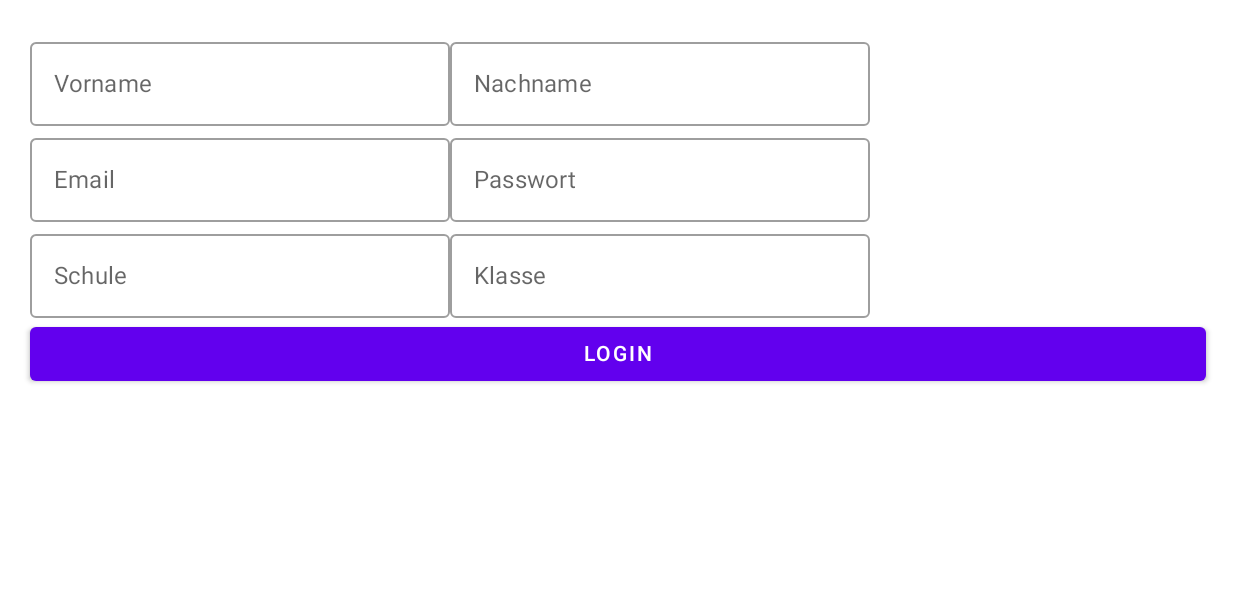
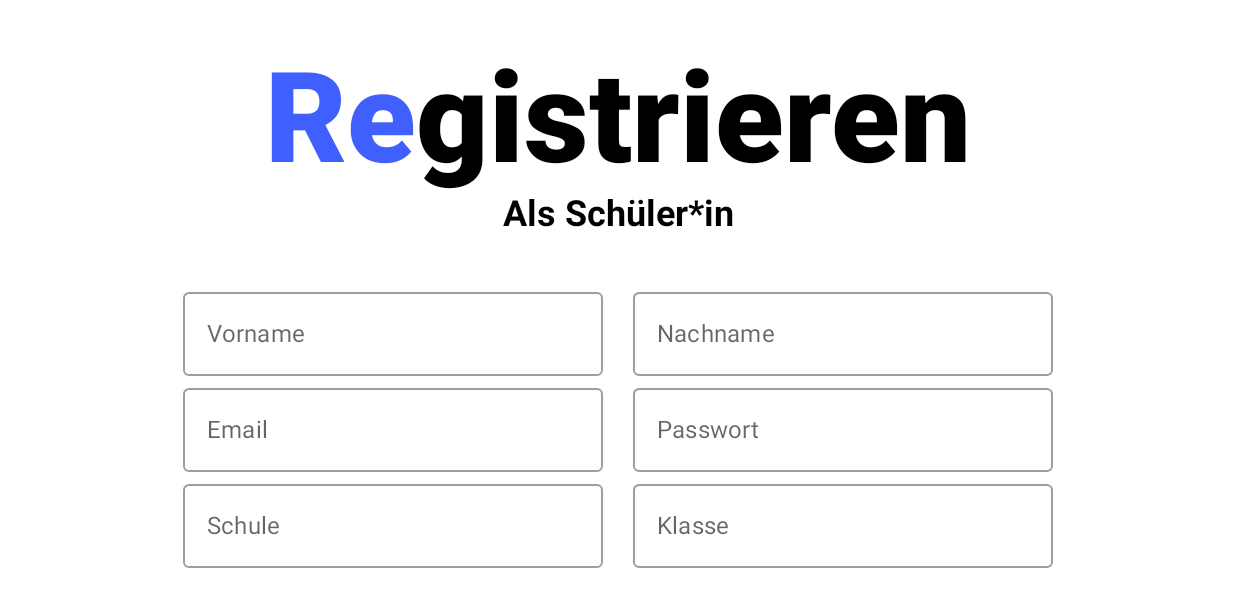
Before and after one commit to AnoukMartinez/EP_WS23_Ganz_Khamkaew_Martinez, an Android app built with Jetpack Compose: the composable StudentRegisterScreen shown on its own in the app's theme, on a phone screen of 824 x 412 dp (held sideways). Shown: the top 607 px of the screen. Run offline under Robolectric (Android 15) with nearby library versions, the phone set to English and light mode, and no system bars; libraries missing offline, so code that uses them is left out: moe.tlaster.precompose; 3 statements that could not run were skipped.

Commit message:
Added Proper Registration and Login UI
Next up: Registrierung Funktionalität = Wenn man sich neu registriert werden diese Daten dementsprechend der Liste von Schülern und Lehrern hinzugefügt.

```diff
--- a/composeApp/src/commonMain/kotlin/Views/LoginRegister/LoginView.kt
+++ b/composeApp/src/commonMain/kotlin/Views/LoginRegister/LoginView.kt
@@ -130,6 +130,7 @@ fun LoginScreen(navigator : Navigator) {
                     Text("NEU REGISTRIEREN")
                 }
             }
+
             Row {
                 if(mailNotFound && attemptedOnce) {
                     Text(text = "Die Mail oder das Passwort ist falsch.", color = Color.Red)
--- a/composeApp/src/commonMain/kotlin/Views/LoginRegister/RegisterView.kt
+++ b/composeApp/src/commonMain/kotlin/Views/LoginRegister/RegisterView.kt
@@ -1,23 +1,30 @@
 package Views.LoginRegister
 
 import androidx.compose.foundation.background
+import androidx.compose.foundation.border
 import androidx.compose.foundation.clickable
 import androidx.compose.foundation.layout.Arrangement
 import androidx.compose.foundation.layout.Box
 import androidx.compose.foundation.layout.Column
 import androidx.compose.foundation.layout.Row
+import androidx.compose.foundation.layout.Spacer
+import androidx.compose.foundation.layout.fillMaxHeight
 import androidx.compose.foundation.layout.fillMaxSize
 import androidx.compose.foundation.layout.fillMaxWidth
 import androidx.compose.foundation.layout.padding
 import androidx.compose.foundation.layout.size
+import androidx.compose.foundation.layout.width
 import androidx.compose.foundation.shape.RoundedCornerShape
 import androidx.compose.material.Button
+import androidx.compose.material.ButtonDefaults
 import androidx.compose.material.Text
+import androidx.compose.material.TextButton
 import androidx.compose.runtime.Composable
 import androidx.compose.ui.Alignment
 import androidx.compose.ui.Modifier
 import androidx.compose.ui.draw.clip
 import androidx.compose.ui.graphics.Color
+import androidx.compose.ui.text.TextStyle
 import androidx.compose.ui.text.font.FontWeight
 import androidx.compose.ui.text.style.TextAlign
 import androidx.compose.ui.unit.dp
@@ -32,18 +39,20 @@ fun RegisterChoice(navigator : Navigator) {
         contentAlignment = Alignment.Center
     ) {
         Row(
-            modifier = Modifier
-                .fillMaxWidth()
-                .padding(10.dp),
-            horizontalArrangement = Arrangement.SpaceAround
+            modifier = Modifier,
+            horizontalArrangement = Arrangement.SpaceEvenly,
+            verticalAlignment = Alignment.CenterVertically
         ) {
-            Column(
+            Column (
                 modifier = Modifier
+                    .padding(40.dp)
                     .clickable { navigator.navigate("/studentregister") }
-                    .size(300.dp, 400.dp)
                     .clip(shape = RoundedCornerShape(30.dp))
-                    .background(Color(64, 95, 255)),
-                verticalArrangement = Arrangement.Center
+                    .background(Color(64, 95, 255))
+                    .weight(0.5f)
+                    .fillMaxHeight(),
+                verticalArrangement = Arrangement.Center,
+                horizontalAlignment = Alignment.CenterHorizontally
             ) {
                 Text(
                     text = "Als Schüler*in Registrieren",
@@ -53,13 +62,17 @@ fun RegisterChoice(navigator : Navigator) {
                     textAlign = TextAlign.Center
                 )
             }
+
             Column(
                 modifier = Modifier
+                    .padding(40.dp)
                     .clickable { navigator.navigate("/teacherregister") }
-                    .size(300.dp, 400.dp)
                     .clip(shape = RoundedCornerShape(30.dp))
-                    .background(Color.LightGray),
-                verticalArrangement = Arrangement.Center
+                    .background(Color.LightGray)
+                    .weight(0.5f)
+                    .fillMaxHeight(),
+                verticalArrangement = Arrangement.Center,
+                horizontalAlignment = Alignment.CenterHorizontally
             ) {
                 Text(
                     text = "Als Lehrkraft Registrieren",
@@ -75,32 +88,73 @@ fun RegisterChoice(navigator : Navigator) {
 
 @Composable
 fun StudentRegisterScreen(navigator : Navigator) {
-    Box (
-        modifier = Modifier.fillMaxSize()
+    Column(
+        modifier = Modifier.fillMaxSize(),
+        horizontalAlignment = Alignment.CenterHorizontally,
+        verticalArrangement = Arrangement.Center
     ) {
         Column(
-            modifier = Modifier.padding(20.dp).fillMaxSize(),
+            modifier = Modifier
+                .width(580.dp),
+            verticalArrangement = Arrangement.Center,
+            horizontalAlignment = Alignment.CenterHorizontally
         ) {
-            Row(modifier = Modifier, horizontalArrangement = Arrangement.SpaceEvenly) {
+            Column(modifier = Modifier.padding(0.dp, 30.dp), horizontalAlignment = Alignment.CenterHorizontally) {
+                Row(modifier = Modifier) {
+                    Text(
+                        "Re",
+                        style = TextStyle(
+                            color = Color(64, 95, 255),
+                            fontSize = 84.sp,
+                            fontWeight = FontWeight.ExtraBold,
+                            textAlign = TextAlign.Center
+                        )
+                    )
+                    Text(
+                        "gistrieren",
+                        style = TextStyle(
+                            color = Color.Black,
+                            fontSize = 84.sp,
+                            fontWeight = FontWeight.ExtraBold,
+                            textAlign = TextAlign.Center
+                        )
+                    )
+                }
+
+                Text(text = "Als Schüler*in", fontWeight = FontWeight.Bold, fontSize = 24.sp)
+            }
+
+            Row(modifier = Modifier.fillMaxWidth(), horizontalArrangement = Arrangement.SpaceBetween) {
                 InputField("Vorname")
                 InputField("Nachname")
             }
-            Row(modifier = Modifier, horizontalArrangement = Arrangement.SpaceEvenly) {
+            Row(modifier = Modifier.fillMaxWidth(), horizontalArrangement = Arrangement.SpaceBetween) {
                 InputField("Email")
                 InputField("Passwort")
             }
-            Row(modifier = Modifier, horizontalArrangement = Arrangement.SpaceEvenly) {
+            Row(modifier = Modifier.fillMaxWidth(), horizontalArrangement = Arrangement.SpaceBetween) {
                 InputField("Schule")
                 InputField("Klasse")
             }
-            Row {
+
+            Column(modifier = Modifier.fillMaxWidth().padding(0.dp, 30.dp), horizontalAlignment = Alignment.CenterHorizontally) {
                 Button(
                     modifier = Modifier.fillMaxWidth(),
                     onClick = {
                         navigator.navigate("/studenthome")
+                    },
+                    colors = ButtonDefaults.buttonColors(Color(64, 95, 255))
+                ) {
+                    Text("REGISTRIEREN")
+                }
+
+                TextButton (
+                    modifier = Modifier.fillMaxWidth(),
+                    onClick = {
+                        navigator.navigate("/login")
                     }
                 ) {
-                    Text("LOGIN")
+                    Text("ZURÜCK ZUM LOGIN")
                 }
             }
         }
@@ -109,32 +163,74 @@ fun StudentRegisterScreen(navigator : Navigator) {
 
 @Composable
 fun TeacherRegisterScreen(navigator : Navigator) {
-    Box (
-        modifier = Modifier.fillMaxSize()
+    Column(
+        modifier = Modifier.fillMaxSize(),
+        horizontalAlignment = Alignment.CenterHorizontally,
+        verticalArrangement = Arrangement.Center
     ) {
         Column(
-            modifier = Modifier.padding(20.dp).fillMaxSize(),
+            modifier = Modifier
+                .width(580.dp),
+            verticalArrangement = Arrangement.Center,
+            horizontalAlignment = Alignment.CenterHorizontally
         ) {
-            Row(modifier = Modifier, horizontalArrangement = Arrangement.SpaceEvenly) {
+            Column(modifier = Modifier.padding(0.dp, 30.dp), horizontalAlignment = Alignment.CenterHorizontally) {
+                Row(modifier = Modifier) {
+                    Text(
+                        "Re",
+                        style = TextStyle(
+                            color = Color(64, 95, 255),
+                            fontSize = 84.sp,
+                            fontWeight = FontWeight.ExtraBold,
+                            textAlign = TextAlign.Center
+                        )
+                    )
+                    Text(
+                        "gistrieren",
+                        style = TextStyle(
+                            color = Color.Black,
+                            fontSize = 84.sp,
+                            fontWeight = FontWeight.ExtraBold,
+                            textAlign = TextAlign.Center
+                        )
+                    )
+                }
+
+                Text(text = "Als Lehrkraft", fontWeight = FontWeight.Bold, fontSize = 24.sp)
+            }
+
+
+            Row(modifier = Modifier.fillMaxWidth(), horizontalArrangement = Arrangement.SpaceBetween) {
                 InputField("Vorname")
                 InputField("Nachname")
             }
-            Row(modifier = Modifier, horizontalArrangement = Arrangement.SpaceEvenly) {
+            Row(modifier = Modifier.fillMaxWidth(), horizontalArrangement = Arrangement.SpaceBetween) {
                 InputField("Email")
                 InputField("Passwort")
             }
-            Row(modifier = Modifier, horizontalArrangement = Arrangement.SpaceEvenly) {
+            Row(modifier = Modifier.fillMaxWidth(), horizontalArrangement = Arrangement.SpaceBetween) {
                 InputField("Schule")
                 InputField("Klasse")
             }
-            Row {
+
+            Column(modifier = Modifier.fillMaxWidth().padding(0.dp, 30.dp), horizontalAlignment = Alignment.CenterHorizontally) {
                 Button(
                     modifier = Modifier.fillMaxWidth(),
                     onClick = {
                         navigator.navigate("/teacherhome")
+                    },
+                    colors = ButtonDefaults.buttonColors(Color(64, 95, 255))
+                ) {
+                    Text("REGISTRIEREN")
+                }
+
+                TextButton (
+                    modifier = Modifier.fillMaxWidth(),
+                    onClick = {
+                        navigator.navigate("/login")
                     }
                 ) {
-                    Text("LOGIN")
+                    Text("ZURÜCK ZUM LOGIN")
                 }
             }
         }
```
